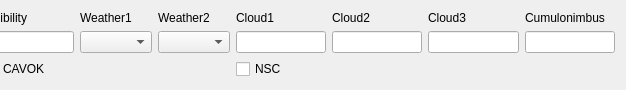
up1and/tafor, file tafor/components/ui/taf_becmg.ui: the form before one commit; both pictures show x 398 to 1024 and y 0 to 90 of the 1024 by 90 pixel window.
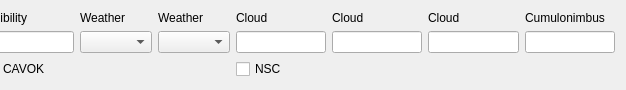
The form after the commit.

Patch:
```diff
--- a/tafor/components/ui/taf_becmg.ui
+++ b/tafor/components/ui/taf_becmg.ui
@@ -57,7 +57,7 @@
    <item row="0" column="5">
     <widget class="QLabel" name="weatherWithIntensityLabel">
      <property name="text">
-      <string>Weather1</string>
+      <string>Weather</string>
      </property>
      <property name="buddy">
       <cstring>weatherWithIntensity</cstring>
@@ -67,7 +67,7 @@
    <item row="0" column="6">
     <widget class="QLabel" name="weatherLabel">
      <property name="text">
-      <string>Weather2</string>
+      <string>Weather</string>
      </property>
      <property name="buddy">
       <cstring>weather</cstring>
@@ -77,7 +77,7 @@
    <item row="0" column="7">
     <widget class="QLabel" name="cloud1Label">
      <property name="text">
-      <string>Cloud1</string>
+      <string>Cloud</string>
      </property>
      <property name="buddy">
       <cstring>cloud1</cstring>
@@ -87,7 +87,7 @@
    <item row="0" column="8">
     <widget class="QLabel" name="cloud2Label">
      <property name="text">
-      <string>Cloud2</string>
+      <string>Cloud</string>
      </property>
      <property name="buddy">
       <cstring>cloud2</cstring>
@@ -97,7 +97,7 @@
    <item row="0" column="9">
     <widget class="QLabel" name="cloud3Label">
      <property name="text">
-      <string>Cloud3</string>
+      <string>Cloud</string>
      </property>
      <property name="buddy">
       <cstring>cloud3</cstring>
```
